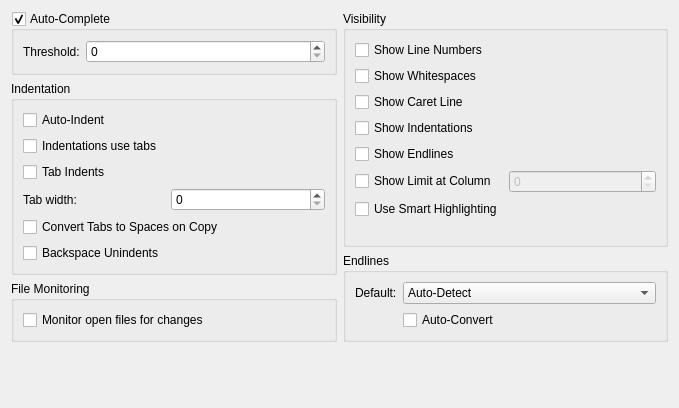
Qt form blurdev/ide/config/common/ui/documentconfig.ui (blurstudio/PrEditor) before a commit.
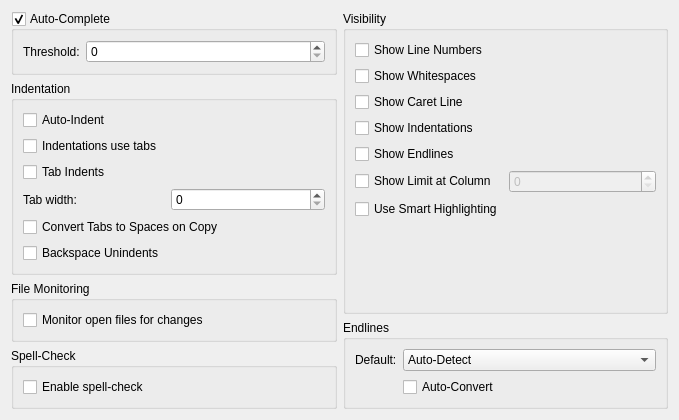
The same form after that commit.

Commit message: documenteditor/loggerwindow: Add spell-check (aspell) support

Diff of the .ui file:
```diff
--- a/blurdev/ide/config/common/ui/documentconfig.ui
+++ b/blurdev/ide/config/common/ui/documentconfig.ui
@@ -147,6 +147,35 @@
        </layout>
       </widget>
      </item>
+     <item>
+      <widget class="QGroupBox" name="groupBox_5">
+       <property name="title">
+        <string>Spell-Check</string>
+       </property>
+       <layout class="QVBoxLayout" name="verticalLayout_4">
+        <item>
+         <widget class="QCheckBox" name="uiSpellCheckCHK">
+          <property name="text">
+           <string>Enable spell-check</string>
+          </property>
+         </widget>
+        </item>
+        <item>
+         <spacer name="verticalSpacer_5">
+          <property name="orientation">
+           <enum>Qt::Vertical</enum>
+          </property>
+          <property name="sizeHint" stdset="0">
+           <size>
+            <width>20</width>
+            <height>40</height>
+           </size>
+          </property>
+         </spacer>
+        </item>
+       </layout>
+      </widget>
+     </item>
     </layout>
    </item>
    <item row="0" column="1">
```
Left out of the diff: 82 changed lines with no effect on the pictures. The commit also changes 4 other files.
